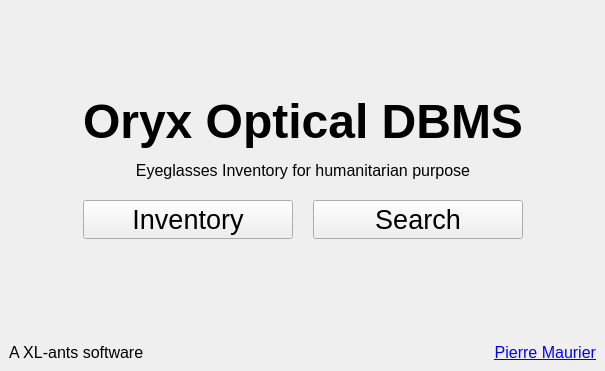
Old version of the form main.ui in the repository Oripy/Oryx.
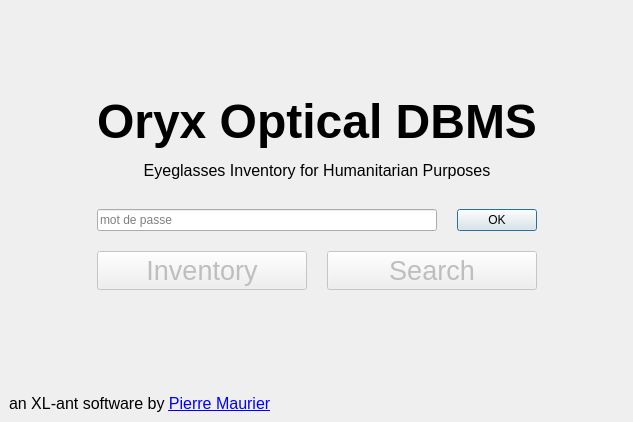
New version of the form. Icons and pictures are not drawn.

Commit message: Various fixes on search functions

Patch:
```diff
--- a/main.ui
+++ b/main.ui
@@ -6,8 +6,8 @@
    <rect>
     <x>0</x>
     <y>0</y>
-    <width>605</width>
-    <height>371</height>
+    <width>633</width>
+    <height>422</height>
    </rect>
   </property>
   <property name="windowTitle">
@@ -24,7 +24,38 @@
       <property name="spacing">
        <number>20</number>
       </property>
-      <item row="2" column="3">
+      <item row="3" column="2">
+       <widget class="QPushButton" name="searchButton">
+        <property name="enabled">
+         <bool>false</bool>
+        </property>
+        <property name="font">
+         <font>
+          <pointsize>20</pointsize>
+         </font>
+        </property>
+        <property name="text">
+         <string>Search</string>
+        </property>
+        <property name="autoDefault">
+         <bool>true</bool>
+        </property>
+       </widget>
+      </item>
+      <item row="4" column="2">
+       <spacer name="verticalSpacer_2">
+        <property name="orientation">
+         <enum>Qt::Vertical</enum>
+        </property>
+        <property name="sizeHint" stdset="0">
+         <size>
+          <width>20</width>
+          <height>40</height>
+         </size>
+        </property>
+       </spacer>
+      </item>
+      <item row="4" column="3">
        <spacer name="horizontalSpacer_2">
         <property name="orientation">
          <enum>Qt::Horizontal</enum>
@@ -37,6 +68,19 @@
         </property>
        </spacer>
       </item>
+      <item row="0" column="1">
+       <spacer name="verticalSpacer">
+        <property name="orientation">
+         <enum>Qt::Vertical</enum>
+        </property>
+        <property name="sizeHint" stdset="0">
+         <size>
+          <width>20</width>
+          <height>40</height>
+         </size>
+        </property>
+       </spacer>
+      </item>
       <item row="1" column="1" colspan="2">
        <widget class="QLabel" name="label">
         <property name="sizePolicy">
@@ -51,47 +95,10 @@
          </font>
         </property>
         <property name="text">
-         <string>&lt;html&gt;&lt;head/&gt;&lt;body&gt;&lt;p align=&quot;center&quot;&gt;&lt;span style=&quot; font-size:36pt; font-weight:600;&quot;&gt;Oryx Optical DBMS&lt;/span&gt;&lt;/p&gt;&lt;p align=&quot;center&quot;&gt;&lt;span style=&quot; font-size:12pt;&quot;&gt;Eyeglasses Inventory for humanitarian purpose&lt;/span&gt;&lt;/p&gt;&lt;/body&gt;&lt;/html&gt;</string>
+         <string>&lt;html&gt;&lt;head/&gt;&lt;body&gt;&lt;p align=&quot;center&quot;&gt;&lt;span style=&quot; font-size:36pt; font-weight:600;&quot;&gt;Oryx Optical DBMS&lt;/span&gt;&lt;/p&gt;&lt;p align=&quot;center&quot;&gt;&lt;span style=&quot; font-size:12pt;&quot;&gt;Eyeglasses Inventory for Humanitarian Purposes&lt;/span&gt;&lt;/p&gt;&lt;/body&gt;&lt;/html&gt;</string>
         </property>
        </widget>
       </item>
-      <item row="2" column="2">
-       <widget class="QPushButton" name="searchButton">
-        <property name="font">
-         <font>
-          <pointsize>20</pointsize>
-         </font>
-        </property>
-        <property name="text">
-         <string>Search</string>
-        </property>
-       </widget>
-      </item>
-      <item row="2" column="1">
-       <widget class="QPushButton" name="inventoryButton">
-        <property name="font">
-         <font>
-          <pointsize>20</pointsize>
-         </font>
-        </property>
-        <property name="text">
-         <string>Inventory</string>
-        </property>
-       </widget>
-      </item>
-      <item row="0" column="1">
-       <spacer name="verticalSpacer">
-        <property name="orientation">
-         <enum>Qt::Vertical</enum>
-        </property>
-        <property name="sizeHint" stdset="0">
-         <size>
-          <width>20</width>
-          <height>40</height>
-         </size>
-        </property>
-       </spacer>
-      </item>
       <item row="0" column="0">
        <spacer name="horizontalSpacer">
         <property name="orientation">
@@ -105,43 +112,25 @@
         </property>
        </spacer>
       </item>
-      <item row="3" column="2">
-       <spacer name="verticalSpacer_2">
-        <property name="orientation">
-         <enum>Qt::Vertical</enum>
+      <item row="3" column="1">
+       <widget class="QPushButton" name="inventoryButton">
+        <property name="enabled">
+         <bool>false</bool>
         </property>
-        <property name="sizeHint" stdset="0">
-         <size>
-          <width>20</width>
-          <height>40</height>
-         </size>
-        </property>
-       </spacer>
-      </item>
-      <item row="4" column="2" colspan="2">
-       <widget class="QLabel" name="label_2">
         <property name="font">
          <font>
-          <pointsize>12</pointsize>
-          <stylestrategy>PreferDefault</stylestrategy>
-          <kerning>true</kerning>
+          <pointsize>20</pointsize>
          </font>
         </property>
         <property name="text">
-         <string>&lt;html&gt;&lt;head/&gt;&lt;body&gt;&lt;p&gt;&lt;a href=&quot;mailto:pierre.maurier@gadz.org?subject=Support%20Oryx&quot;&gt;&lt;span style=&quot; text-decoration: underline; color:#0000ff;&quot;&gt;Pierre Maurier&lt;/span&gt;&lt;/a&gt;&lt;/p&gt;&lt;/body&gt;&lt;/html&gt;</string>
+         <string>Inventory</string>
         </property>
-        <property name="alignment">
-         <set>Qt::AlignRight|Qt::AlignTrailing|Qt::AlignVCenter</set>
-        </property>
-        <property name="openExternalLinks">
+        <property name="autoDefault">
          <bool>true</bool>
         </property>
-        <property name="textInteractionFlags">
-         <set>Qt::LinksAccessibleByMouse|Qt::TextSelectableByMouse</set>
-        </property>
        </widget>
       </item>
-      <item row="4" column="0" colspan="2">
+      <item row="5" column="0" colspan="4">
        <widget class="QLabel" name="label_3">
         <property name="font">
          <font>
@@ -149,10 +138,37 @@
          </font>
         </property>
         <property name="text">
-         <string>A XL-ants software</string>
+         <string>&lt;html&gt;&lt;head/&gt;&lt;body&gt;&lt;p&gt;an XL-ant software by &lt;a href=&quot;mailto:pierre.maurier@gadz.org?subject=Support%20Oryx&quot;&gt;&lt;span style=&quot; text-decoration: underline; color:#0000ff;&quot;&gt;Pierre Maurier&lt;/span&gt;&lt;/a&gt;&lt;/p&gt;&lt;/body&gt;&lt;/html&gt;</string>
         </property>
        </widget>
       </item>
+      <item row="2" column="1" colspan="2">
+       <layout class="QHBoxLayout" name="horizontalLayout">
+        <property name="topMargin">
+         <number>9</number>
+        </property>
+        <item>
+         <widget class="QLineEdit" name="passwordEdit">
+          <property name="echoMode">
+           <enum>QLineEdit::Password</enum>
+          </property>
+          <property name="placeholderText">
+           <string>mot de passe</string>
+          </property>
+         </widget>
+        </item>
+        <item>
+         <widget class="QPushButton" name="passwordButton">
+          <property name="text">
+           <string>OK</string>
+          </property>
+          <property name="default">
+           <bool>true</bool>
+          </property>
+         </widget>
+        </item>
+       </layout>
+      </item>
      </layout>
     </item>
    </layout>
```
Left out of the diff: 6 changed lines with no effect on the pictures. The commit also changes 5 other files.
